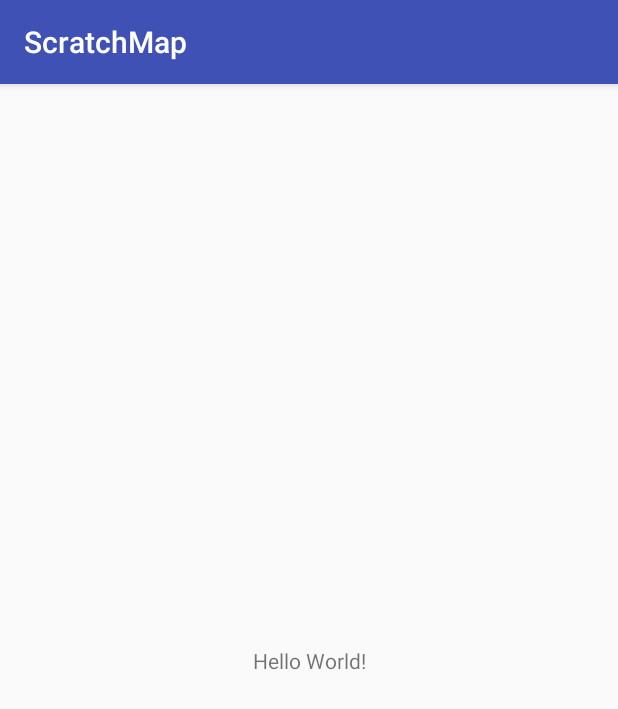
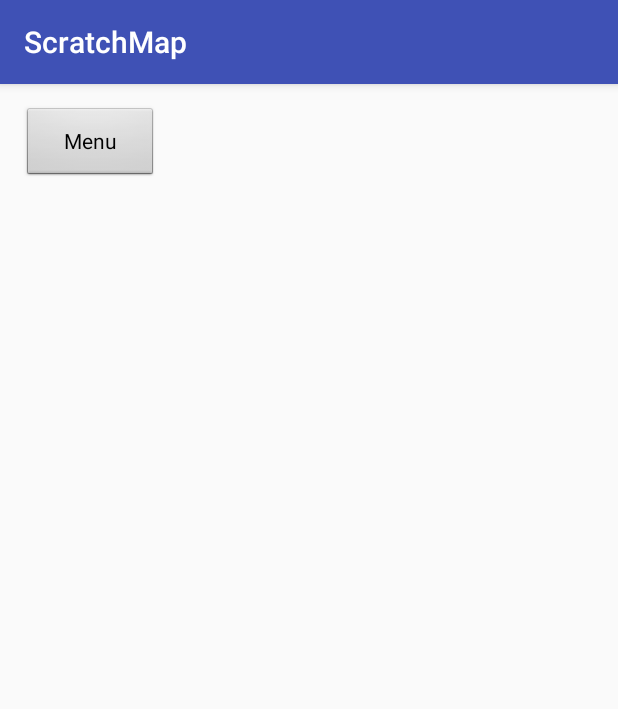
Before and after one commit to treilly94/ScratchMap, an Android app: the screen it shows after launch (MainActivity), on a phone screen of 412 x 824 dp. Shown: the top 709 px of the screen. Run offline under Robolectric (Android 15) with nearby library versions, the phone set to English and light mode, and no system bars.

Commit message:
added button and added to gradle

```diff
--- a/ScratchMap/app/build.gradle
+++ b/ScratchMap/app/build.gradle
@@ -27,4 +27,7 @@ dependencies {
     compile 'com.android.support:appcompat-v7:25.3.1'
     compile 'com.android.support.constraint:constraint-layout:1.0.2'
     testCompile 'junit:junit:4.12'
+    compile ('com.mapbox.mapboxsdk:mapbox-android-sdk:5.1.3@aar'){
+        transitive=true
+    }
 }
--- a/ScratchMap/app/src/main/java/com/example/treil/scratchmap/MainActivity.java
+++ b/ScratchMap/app/src/main/java/com/example/treil/scratchmap/MainActivity.java
@@ -1,7 +1,9 @@
 package com.example.treil.scratchmap;
 
+import android.content.Intent;
 import android.support.v7.app.AppCompatActivity;
 import android.os.Bundle;
+import android.view.View;
 
 public class MainActivity extends AppCompatActivity {
 
@@ -10,4 +12,10 @@ public class MainActivity extends AppCompatActivity {
         super.onCreate(savedInstanceState);
         setContentView(R.layout.activity_main);
     }
+
+    public void sendMessage(View view) {
+        // Respond to the menu button
+        Intent intent = new Intent(this, DisplayMessaageActivity.class);
+
+    }
 }
--- a/ScratchMap/app/src/main/res/layout/activity_main.xml
+++ b/ScratchMap/app/src/main/res/layout/activity_main.xml
@@ -6,13 +6,16 @@
     android:layout_height="match_parent"
     tools:context="com.example.treil.scratchmap.MainActivity">
 
-    <TextView
+    <Button
+        android:id="@+id/buttonMenu"
+        style="@android:style/Widget.Button.Small"
         android:layout_width="wrap_content"
         android:layout_height="wrap_content"
-        android:text="Hello World!"
-        app:layout_constraintBottom_toBottomOf="parent"
+        android:layout_marginLeft="16dp"
+        android:layout_marginTop="16dp"
+        android:onClick="sendMessage"
+        android:text="Menu"
+        android:visibility="visible"
         app:layout_constraintLeft_toLeftOf="parent"
-        app:layout_constraintRight_toRightOf="parent"
         app:layout_constraintTop_toTopOf="parent" />
-
 </android.support.constraint.ConstraintLayout>
```
